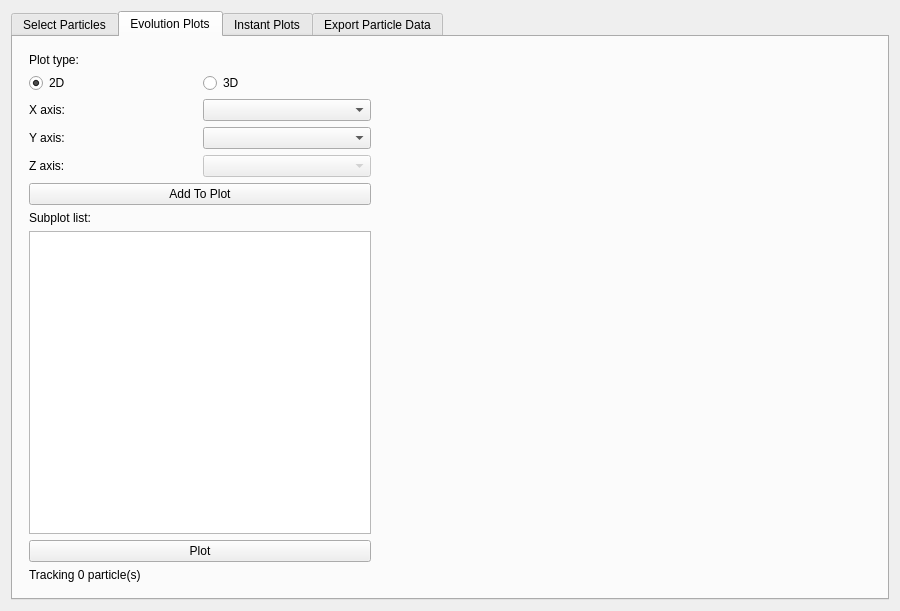
This is VisualPIC/Views/ParticleTracker.ui in AngelFP/VisualPIC as Qt 5 draws it before an edit. The edited form follows.
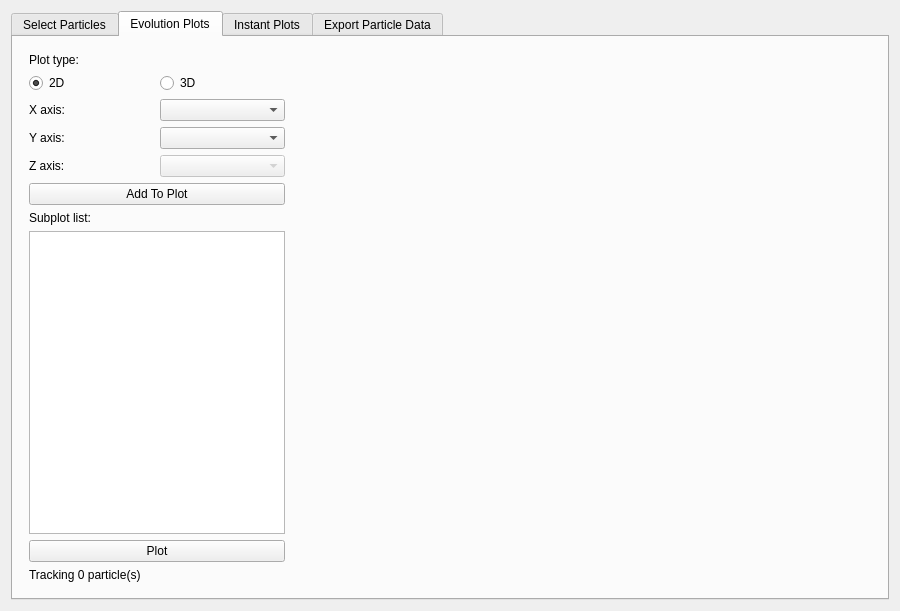
This is the edited form. The open tabs and pages were chosen to show the change. Icons and pictures are not drawn.

Commit message: Fixed bug with plotWidget size flickering.

```diff
--- a/VisualPIC/Views/ParticleTracker.ui
+++ b/VisualPIC/Views/ParticleTracker.ui
@@ -308,9 +308,15 @@
        </property>
        <item>
         <widget class="QWidget" name="widget" native="true">
+         <property name="sizePolicy">
+          <sizepolicy hsizetype="Maximum" vsizetype="Preferred">
+           <horstretch>0</horstretch>
+           <verstretch>0</verstretch>
+          </sizepolicy>
+         </property>
          <property name="maximumSize">
           <size>
-           <width>360</width>
+           <width>16777215</width>
            <height>16777215</height>
           </size>
          </property>
```
Left out of the diff: 13 changed lines with no effect on the pictures.
